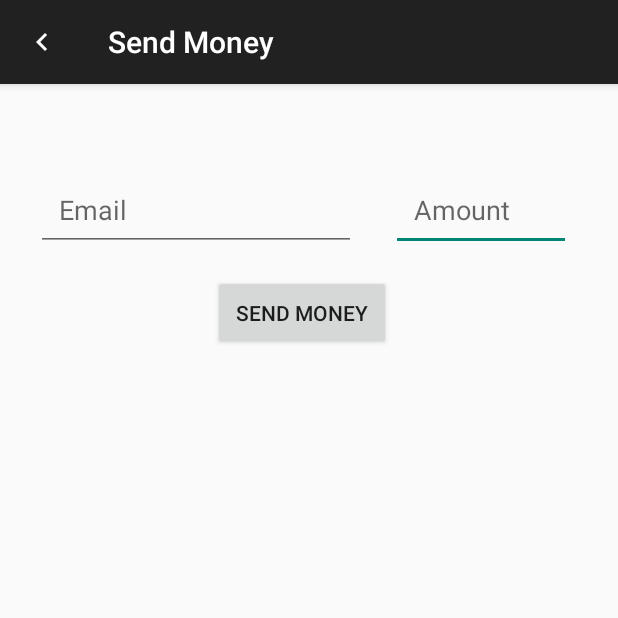
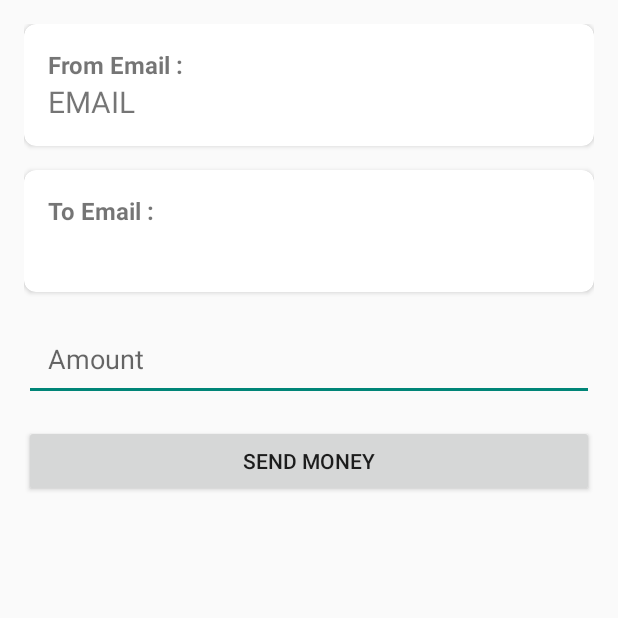
Before and after one commit to Subconsci0us/IBA, an Android app: the SendActivity screen opened directly, with no data from a screen before it, after a tap on "SEND MONEY", on a phone screen of 412 x 824 dp, the top half of it. Run offline under Robolectric (Android 15) with nearby library versions, the phone set to English and light mode, and no system bars; our stand-ins replace Firebase (no records; nobody signed in at launch, a user with empty details on screens opened directly).

Commit message:
added activity_payment_confirmation.xml and improved it

```diff
--- a/app/src/main/java/com/example/iba/activities/MyAdapter.kt
+++ b/app/src/main/java/com/example/iba/activities/MyAdapter.kt
@@ -4,11 +4,12 @@ import android.view.LayoutInflater
 import android.view.View
 import android.view.ViewGroup
 import android.widget.TextView
+import androidx.cardview.widget.CardView
 import androidx.recyclerview.widget.RecyclerView
 import com.example.iba.R
 import com.example.iba.models.Transaction
 
-class TransactionAdapter(private var transactions:List<Transaction>) :
+class TransactionAdapter(private var transactions:List<Transaction>, private val onItemClick: (Transaction) -> Unit) :
     RecyclerView.Adapter<TransactionAdapter.ViewHolder>() {
 
     inner class ViewHolder(itemView: View) : RecyclerView.ViewHolder(itemView) {
@@ -16,6 +17,16 @@ class TransactionAdapter(private var transactions:List<Transaction>) :
         val TransactionType: TextView = itemView.findViewById(R.id.tv_transactionType)
         val Transactionamount: TextView = itemView.findViewById(R.id.tv_transaction_amount)
         val TransactionDate: TextView = itemView.findViewById(R.id.tv_Date)
+
+        init {
+            // Set up click listener for the card view
+            itemView.findViewById<CardView>(R.id.list_item_card).setOnClickListener {
+                val position = adapterPosition
+                if (position != RecyclerView.NO_POSITION) {
+                    onItemClick(transactions[position])
+                }
+            }
+        }
 
     }
 
--- /dev/null
+++ b/app/src/main/java/com/example/iba/activities/PaymentConfirmationActivity.kt
@@ -0,0 +1,58 @@
+package com.example.iba.activities
+
+import android.annotation.SuppressLint
+import android.content.Intent
+import androidx.appcompat.app.AppCompatActivity
+import android.os.Bundle
+import android.widget.Button
+import android.widget.EditText
+import android.widget.TextView
+import android.widget.Toast
+import com.example.iba.R
+import com.example.iba.firebase.BankingRepository
+import com.example.iba.firebase.FirestoreClass
+
+class PaymentConfirmationActivity : AppCompatActivity() {
+    @SuppressLint("MissingInflatedId")
+    override fun onCreate(savedInstanceState: Bundle?) {
+        super.onCreate(savedInstanceState)
+        setContentView(R.layout.activity_payment_confirmation)
+        var recipient: String? = intent.getStringExtra("recipientEmail")
+        var recipientEmail = findViewById<TextView>(R.id.tv_toEmail_activity_Confirmation)
+        val enterAmount = findViewById<EditText>(R.id.editTextNumber_payment_confirm)
+        val sendMoneyButton = findViewById<Button>(R.id.btn_send_money_payment_confirm)
+
+
+        //for printing email
+        BankingRepository().getField(FirestoreClass().getCurrentUserID(), "email") { email ->
+            if (email != null) {
+                val tv_email = findViewById<TextView>(R.id.tv_fromEmail_activity_Confirmation)
+                tv_email.text = email.toString()
+            } else {
+                println("Failed to retrieve the email.")
+            }
+        }
+        recipientEmail.setText(recipient)
+
+        sendMoneyButton.setOnClickListener {
+            val amountText = enterAmount.text.toString()
+
+            if (amountText.isNotEmpty()) {
+                val amount = amountText.toDouble()
+
+                // Call the transferTransaction() function directly.
+                if (recipient != null) {
+                    BankingRepository().transferTransaction(recipient, amount)
+                    val intent = Intent(this,MainActivity::class.java)
+                    startActivity(intent)
+
+                }
+                Toast.makeText(this, "Money sent successfully!", Toast.LENGTH_SHORT).show()
+
+
+            }
+
+
+        }
+    }
+}
--- a/app/src/main/java/com/example/iba/activities/SendActivity.kt
+++ b/app/src/main/java/com/example/iba/activities/SendActivity.kt
@@ -2,12 +2,9 @@ package com.example.iba.activities
 
 import android.annotation.SuppressLint
 import android.content.Intent
-import androidx.appcompat.app.AppCompatActivity
 import android.os.Bundle
-import android.util.Log
 import android.widget.Button
 import android.widget.EditText
-import android.widget.TextView
 import android.widget.Toast
 import androidx.appcompat.widget.Toolbar
 import androidx.cardview.widget.CardView
@@ -20,35 +17,43 @@ import com.example.iba.models.Transaction
 class SendActivity : BaseActivity() {
     private lateinit var recyclerView: RecyclerView
     private lateinit var latestTransactionsAdapter: TransactionAdapter
+
     @SuppressLint("MissingInflatedId")
     override fun onCreate(savedInstanceState: Bundle?) {
         super.onCreate(savedInstanceState)
         setContentView(R.layout.activity_send)
 
-
-     setupActionBar()
-
+        setupActionBar()
 
         val recipientEmailEditText = findViewById<EditText>(R.id.et_email_send_money)
         val sendMoneyButton = findViewById<Button>(R.id.btn_send_money)
-        val enterAmount = findViewById<EditText>(R.id.et_amount_send_money)
-        val cardview = findViewById<CardView>(R.id.list_item_card)
+      //  val enterAmount = findViewById<EditText>(R.id.et_amount_send_money)
 
         recyclerView = findViewById(R.id.RV_activity_send)
         recyclerView.layoutManager = LinearLayoutManager(this)
         recyclerView.setHasFixedSize(true)
 
-        updateLatestTransactions()
-
-        cardview.setOnClickListener {
-            val intent = Intent(this, MainActivity::class.java)
-            startActivity(intent)
-
+        // Initialize and set up the RecyclerView for displaying the latest transactions
+        latestTransactionsAdapter = TransactionAdapter(emptyList()) { transaction ->
+            // Handle the click event (e.g., print email and amount)
+            Toast.makeText(
+                this@SendActivity,
+                "Email: ${transaction.receiverEmail}, Amount: ${transaction.amount}",
+                Toast.LENGTH_SHORT
+            ).show()
         }
 
+        recyclerView.layoutManager = LinearLayoutManager(this)
+        recyclerView.adapter = latestTransactionsAdapter
+
+        updateLatestTransactions()
 
         sendMoneyButton.setOnClickListener {
             val recipientEmail = recipientEmailEditText.text.toString()
+            val intent = Intent(this,PaymentConfirmationActivity::class.java)
+            intent.putExtra("recipientEmail",recipientEmail)
+            startActivity(intent);
+            /*
             val amountText = enterAmount.text.toString()
 
             if (amountText.isNotEmpty()) {
@@ -57,48 +62,16 @@ class SendActivity : BaseActivity() {
                 // Call the transferTransaction() function directly.
                 BankingRepository().transferTransaction(recipientEmail, amount)
                 Toast.makeText(this, "Money sent successfully!", Toast.LENGTH_SHORT).show()
-               updateLatestTransactions()
-                val intent = Intent(this, MainActivity::class.java)
-                startActivity(intent)
 
 
-            } else {
-                Toast.makeText(this, "Please enter a valid amount.", Toast.LENGTH_SHORT).show()
+             */
+              //  updateLatestTransactions()
+           // }
             }
         }
-        // Initialize and set up the RecyclerView for displaying the latest transactions
-        latestTransactionsAdapter = TransactionAdapter(emptyList())
-
-       recyclerView.layoutManager = LinearLayoutManager(this)
-       recyclerView.adapter = latestTransactionsAdapter
 
 
 
-        // Update the latest transactions when the activity is created
-        updateLatestTransactions()
-
-    }
-    /*
-
-    private fun updateLatestTransactions() {
-        BankingRepository().getTransactionHistory { transactionHistory ->
-            Log.d("TransactionDetails", "transactionHistory$transactionHistory")
-            if (transactionHistory != null) {
-                // Group transactions by receiver UUID
-                val transactionsGroupedByReceiver = transactionHistory.groupBy { it.receiverUuid }
-
-                // Get the latest transaction for each receiver
-                val latestTransactions = transactionsGroupedByReceiver.mapValues { (_, transactions) ->
-                    transactions.maxByOrNull { it.transactionDate } ?: Transaction()
-                }.values.toList()
-
-                // Update the RecyclerView with the latest transactions
-                latestTransactionsAdapter.updateData(latestTransactions)
-            }
-        }
-    }
-
-     */
     private fun updateLatestTransactions() {
         BankingRepository().getLatestSenderTransactions { latestTransactions ->
             if (latestTransactions != null) {
@@ -116,11 +89,9 @@ class SendActivity : BaseActivity() {
         if (actionBar != null) {
             actionBar.setDisplayHomeAsUpEnabled(true)
             actionBar.setHomeAsUpIndicator(R.drawable.ic_white_color_back_24dp)
-            actionBar.title ="Send Money"
+            actionBar.title = "Send Money"
         }
 
         toolbarSendActivity.setNavigationOnClickListener { onBackPressed() }
     }
-
-
 }
--- a/app/src/main/java/com/example/iba/activities/TransactionHistoryActivity.kt
+++ b/app/src/main/java/com/example/iba/activities/TransactionHistoryActivity.kt
@@ -77,7 +77,11 @@ class TransactionHistoryActivity : AppCompatActivity() {
                                 transactions.sortedByDescending { it.transactionDate }
 
                             // Use the safe call operator to check for null
-                            val adapter = TransactionAdapter(sortedTransactions)
+                            val adapter = TransactionAdapter(sortedTransactions){ clickedTransaction ->
+                                // Handle the click event here using the clickedTransaction object
+                        //        Toast.makeText(this, "Clicked on transaction", Toast.LENGTH_SHORT).show()
+                            }
+
                             recyclerView.adapter = adapter
                         }
                     }
--- /dev/null
+++ b/app/src/main/res/layout/activity_payment_confirmation.xml
@@ -0,0 +1,94 @@
+<?xml version="1.0" encoding="utf-8"?>
+<LinearLayout
+    xmlns:android="http://schemas.android.com/apk/res/android"
+    xmlns:app="http://schemas.android.com/apk/res-auto"
+    xmlns:tools="http://schemas.android.com/tools"
+    android:layout_width="match_parent"
+    android:layout_height="match_parent"
+    android:orientation="vertical"
+    android:padding="16dp"
+    tools:context=".activities.PaymentConfirmationActivity">
+
+    <!-- From Email Section -->
+    <androidx.cardview.widget.CardView
+        android:id="@+id/cardView_fromEmail"
+        android:layout_width="match_parent"
+        android:layout_height="wrap_content"
+        android:layout_marginBottom="16dp"
+        app:cardCornerRadius="8dp">
+
+        <LinearLayout
+            android:layout_width="match_parent"
+            android:layout_height="wrap_content"
+            android:orientation="vertical"
+            android:padding="16dp">
+
+            <TextView
+                android:id="@+id/textView"
+                android:layout_width="wrap_content"
+                android:layout_height="wrap_content"
+                android:text="From Email :"
+                android:textSize="16sp"
+                android:textStyle="bold" />
+
+            <TextView
+                android:id="@+id/tv_fromEmail_activity_Confirmation"
+                android:layout_width="wrap_content"
+                android:layout_height="wrap_content"
+                android:textSize="20sp"
+                android:text="EMAIL" />
+
+        </LinearLayout>
+    </androidx.cardview.widget.CardView>
+
+    <!-- To Email Section -->
+    <androidx.cardview.widget.CardView
+        android:id="@+id/cardView_toEmail"
+        android:layout_width="match_parent"
+        android:layout_height="wrap_content"
+        android:layout_marginBottom="16dp"
+        app:cardCornerRadius="8dp">
+
+        <LinearLayout
+            android:layout_width="match_parent"
+            android:layout_height="wrap_content"
+            android:orientation="vertical"
+            android:padding="16dp">
+
+            <TextView
+                android:id="@+id/textView3"
+                android:layout_width="wrap_content"
+                android:layout_height="wrap_content"
+                android:text="To Email :"
+                android:textSize="16sp"
+                android:textStyle="bold" />
+
+            <TextView
+                android:id="@+id/tv_toEmail_activity_Confirmation"
+                android:layout_width="wrap_content"
+                android:layout_height="wrap_content"
+                android:textSize="20sp"
+                android:text="EMAIL" />
+
+        </LinearLayout>
+    </androidx.cardview.widget.CardView>
+
+    <!-- Amount EditText -->
+    <EditText
+        android:id="@+id/editTextNumber_payment_confirm"
+        android:layout_width="match_parent"
+        android:layout_height="wrap_content"
+        android:layout_marginBottom="16dp"
+        android:padding="16dp"
+        android:ems="10"
+        android:hint="Amount"
+        android:inputType="number" />
+
+    <!-- Send Money Button -->
+    <Button
+        android:id="@+id/btn_send_money_payment_confirm"
+        android:layout_width="match_parent"
+        android:layout_height="wrap_content"
+        android:text="Send Money"
+        android:layout_marginBottom="16dp" />
+</LinearLayout>
--- a/app/src/main/res/layout/activity_send.xml
+++ b/app/src/main/res/layout/activity_send.xml
@@ -5,7 +5,9 @@
     android:layout_width="match_parent"
     android:layout_height="match_parent"
     tools:context=".activities.SendActivity">
+
     <com.google.android.material.appbar.AppBarLayout
+        android:id="@+id/appBarLayout2"
         android:layout_width="match_parent"
         android:layout_height="wrap_content"
         android:theme="@style/AppTheme.AppBarOverlay"
@@ -21,36 +23,18 @@
 
 
     <EditText
-        android:id="@+id/et_amount_send_money"
-        android:layout_width="0dp"
-        android:layout_height="wrap_content"
-        android:layout_marginEnd="31dp"
-        android:ems="10"
-
-        android:hint="Amount"
-        android:inputType="number"
-        android:padding="15dp"
-        app:layout_constraintBottom_toBottomOf="parent"
-        app:layout_constraintEnd_toEndOf="parent"
-        app:layout_constraintStart_toEndOf="@+id/et_email_send_money"
-        app:layout_constraintTop_toTopOf="parent"
-        app:layout_constraintVertical_bias="0.146" />
-
-
-    <EditText
         android:id="@+id/et_email_send_money"
         android:layout_width="wrap_content"
         android:layout_height="wrap_content"
+        android:layout_marginTop="25dp"
 
-        android:layout_marginStart="24dp"
-        android:layout_marginEnd="23dp"
         android:ems="10"
         android:hint="Email"
         android:inputType="textEmailAddress"
         android:padding="15dp"
-        app:layout_constraintBaseline_toBaselineOf="@+id/et_amount_send_money"
-        app:layout_constraintEnd_toStartOf="@+id/et_amount_send_money"
-        app:layout_constraintStart_toStartOf="parent" />
+        app:layout_constraintEnd_toEndOf="parent"
+        app:layout_constraintStart_toStartOf="parent"
+        app:layout_constraintTop_toBottomOf="@+id/appBarLayout2" />
 
     <Button
         android:id="@+id/btn_send_money"
@@ -60,7 +44,8 @@
         android:layout_marginTop="16dp"
         android:padding="15dp"
         android:text="Send Money"
-        app:layout_constraintEnd_toStartOf="@+id/et_amount_send_money"
+        app:layout_constraintEnd_toEndOf="parent"
+        app:layout_constraintStart_toStartOf="parent"
         app:layout_constraintTop_toBottomOf="@+id/et_email_send_money" />
 
 
```
Also changed, not shown: app/src/main/AndroidManifest.xml (+7 -2 lines).
